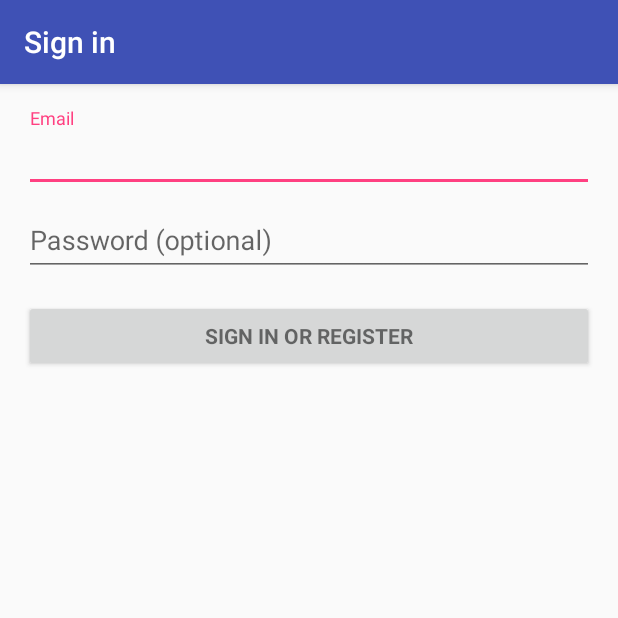
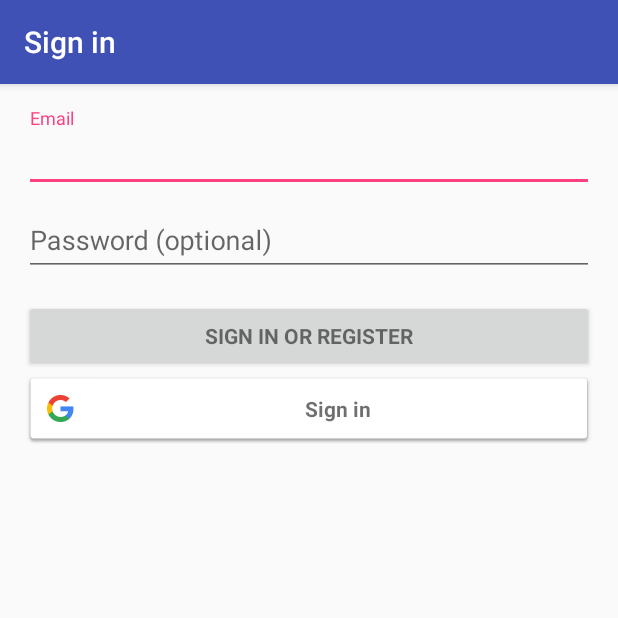
Before and after one commit to iteach12/NaverRecognitionApiTest, an Android app: the screen it shows after launch (LoginActivity), on a phone screen of 412 x 824 dp, the top half of it. Run offline under Robolectric (Android 15) with nearby library versions, the phone set to English and light mode, and no system bars; our stand-ins replace Firebase (no records; nobody signed in at launch, a user with empty details on screens opened directly); 2 statements that could not run were skipped.

Commit message:
로그인 버튼 구분 1. 이메일 로그인 2. 구글 로그인

```diff
--- a/app/src/main/java/com/sihwan/iteach12/naverrecognitionapitest/LoginActivity.java
+++ b/app/src/main/java/com/sihwan/iteach12/naverrecognitionapitest/LoginActivity.java
@@ -37,6 +37,7 @@ import com.google.android.gms.auth.api.signin.GoogleSignInAccount;
 import com.google.android.gms.auth.api.signin.GoogleSignInOptions;
 import com.google.android.gms.auth.api.signin.GoogleSignInResult;
 import com.google.android.gms.common.ConnectionResult;
+import com.google.android.gms.common.SignInButton;
 import com.google.android.gms.common.api.GoogleApiClient;
 import com.google.android.gms.tasks.OnCompleteListener;
 import com.google.android.gms.tasks.Task;
@@ -80,7 +81,7 @@ public class LoginActivity extends AppCompatActivity implements LoaderCallbacks<
     private EditText mPasswordView;
     private View mProgressView;
     private View mLoginFormView;
-
+    private SignInButton mGoogleSignInBtn;
 
 
     //파이어베이스 추가 변수
@@ -121,8 +122,18 @@ public class LoginActivity extends AppCompatActivity implements LoaderCallbacks<
         mAuth = FirebaseAuth.getInstance();
         //파이어베이스 구글 로그인 인증
 
+        //파이어베이스 구글 로그인 버튼
+        mGoogleSignInBtn = (SignInButton)findViewById(R.id.google_sign_in_button);
+        mGoogleSignInBtn.setOnClickListener(new OnClickListener() {
+            @Override
+            public void onClick(View view) {
+                Intent signInIntent = Auth.GoogleSignInApi.getSignInIntent(mGoogleApiClient);
+                startActivityForResult(signInIntent, RC_SIGN_IN);
 
+            }
+        });
 
+        //파이어베이스 이메일 로그인 버튼
         Button mEmailSignInButton = (Button) findViewById(R.id.email_sign_in_button);
         mEmailSignInButton.setOnClickListener(new OnClickListener() {
             @Override
@@ -229,8 +240,6 @@ public class LoginActivity extends AppCompatActivity implements LoaderCallbacks<
             showProgress(true);
 
 
-            Intent signInIntent = Auth.GoogleSignInApi.getSignInIntent(mGoogleApiClient);
-            startActivityForResult(signInIntent, RC_SIGN_IN);
 
 
 //            기존 코드임 파이어베이스 안쓰려면 이걸 살려서 쓰면됨
--- a/app/src/main/res/layout/activity_login.xml
+++ b/app/src/main/res/layout/activity_login.xml
@@ -71,6 +71,15 @@
                 android:layout_marginTop="16dp"
                 android:text="@string/action_sign_in"
                 android:textStyle="bold" />
+            <com.google.android.gms.common.SignInButton
+                android:layout_width="match_parent"
+                android:layout_height="wrap_content"
+                android:id="@+id/google_sign_in_button"
+
+                />
+
+
+
 
         </LinearLayout>
     </ScrollView>
```
